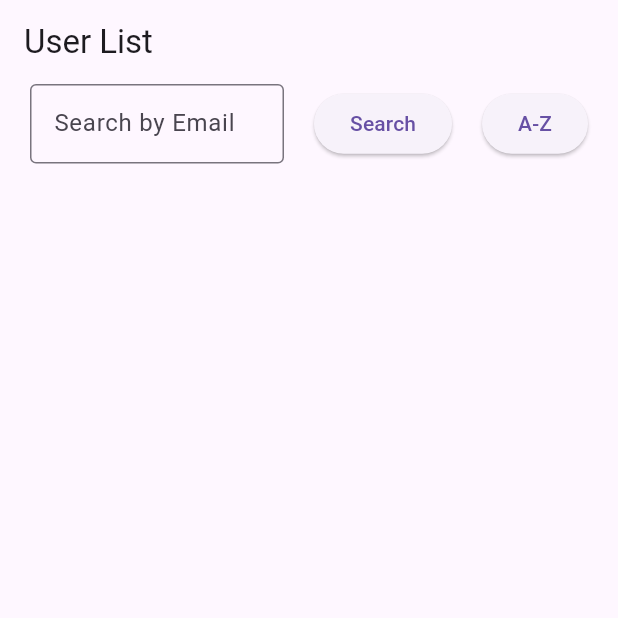
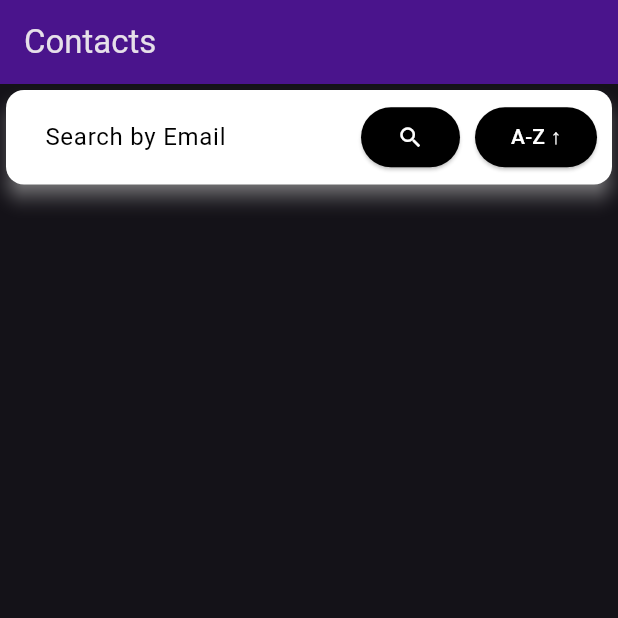
Before and after one commit to connorwang0901/random_user, a Flutter app: the screen it shows after launch, on a phone screen of 412 x 824 dp, the top half of it. Run offline on Flutter 3.47's test engine with Material 3 defaults, Android fonts, the light colour scheme and no system bars; network calls fail.

Commit message:
after interview update

```diff
--- a/lib/main.dart
+++ b/lib/main.dart
@@ -4,30 +4,30 @@ import 'package:random_user/view/search_bar.dart';
 import 'package:random_user/view/user_profile_screen.dart';
 import 'controller/user_controller.dart';
 
-
 void main() {
-  runApp(MyApp());
+  runApp(UpduoApp());
 }
 
-class MyApp extends StatelessWidget {
+class UpduoApp extends StatelessWidget {
   @override
   Widget build(BuildContext context) {
     return MaterialApp(
-      title: 'User List',
-      theme: ThemeData(
-        primarySwatch: Colors.blue,
-      ),
-      home: UserListScreen(),
+      title: 'Contacts',
+      theme: ThemeData.dark(),
+      debugShowCheckedModeBanner: false,
+      home: const _MainScreen(),
     );
   }
 }
 
-class UserListScreen extends StatefulWidget {
+class _MainScreen extends StatefulWidget {
+  const _MainScreen({super.key});
+
   @override
-  _UserListScreenState createState() => _UserListScreenState();
+  _MainScreenState createState() => _MainScreenState();
 }
 
-class _UserListScreenState extends State<UserListScreen> {
+class _MainScreenState extends State<_MainScreen> {
   final UserController _userController = UserController();
 
   @override
@@ -43,20 +43,20 @@ class _UserListScreenState extends State<UserListScreen> {
   Widget build(BuildContext context) {
     return Scaffold(
         appBar: AppBar(
-          title: const Text('User List'),
+          title: const Text('Contacts'),
+          backgroundColor: Colors.purple[900],
         ),
         body: Column(children: <Widget>[
-          SizedBox(width: 30),
+          const SizedBox(width: 10),
           MySearchBar(
             controller: _userController.emailController,
             onSearch: _userController.searchByEmail,
-            isIncrease:_userController.isIncrease,
+            isIncrease: _userController.isIncrease,
             onSort: _userController.sortUsersByName,
           ),
           Expanded(
-            child: RefreshIndicator(
+            child: UserListView(
                 onRefresh: _userController.refreshUsers,
-              child: UserListView(
                 users: _userController.userList,
                 scrollController: _userController.scrollController,
                 isLoadingMore: _userController.isLoadingMore,
@@ -69,7 +69,6 @@ class _UserListScreenState extends State<UserListScreen> {
                   );
                 }),
           ),
-          ),
         ]));
   }
 }
--- a/lib/model/user.dart
+++ b/lib/model/user.dart
@@ -5,11 +5,10 @@ class User {
 
   User({required this.name, required this.email, required this.avatarUrl});
 
-  factory User.fromJson(Map<String, dynamic> json) {
-    return User(
-      name: json['name']['first'] + " " + json['name']['last'],
-      email: json['email'],
-      avatarUrl: json['picture']['thumbnail'],
-    );
-  }
+  User.fromJson(Map<String, dynamic> json)
+      :name = json['name']['first'] + " " + json['name']['last'],
+      email = json['email'],
+      avatarUrl = json['picture']['thumbnail'];
+
+  get id => name;
 }
--- a/lib/view/search_bar.dart
+++ b/lib/view/search_bar.dart
@@ -16,33 +16,50 @@ class MySearchBar extends StatelessWidget {
 
   @override
   Widget build(BuildContext context) {
-    return Row(
+    return Card(
+      elevation: 5,
+      shadowColor: Colors.white,
+      color: Colors.white,
+      child: Padding(
+        padding: const EdgeInsets.only(top: 5, bottom: 5),
+        child: Row(
           children: [
-        const SizedBox(width: 20),
+            const SizedBox(width: 10),
             Expanded(
               child: TextField(
                 controller: controller,
+                cursorColor: Colors.black,
                 decoration: const InputDecoration(
                   labelText: 'Search by Email',
-              border: OutlineInputBorder(
-                borderSide: BorderSide(color: Colors.blue),
+                  labelStyle: TextStyle(color: Colors.black),
+                  enabledBorder: OutlineInputBorder(
+                    borderSide: BorderSide(color: Colors.black, style: BorderStyle.none),
+                  ),
+                  focusedBorder: OutlineInputBorder(
+                    borderSide: BorderSide(color: Colors.black),
+                  ),
+                  filled: true,
+                  fillColor: Colors.white60,
+                ),
+                style: const TextStyle(fontSize: 14, color: Colors.black),
               ),
             ),
-            style: const TextStyle(fontSize: 14),
+            const SizedBox(width: 10),
+            ElevatedButton(
+              onPressed: onSearch,
+              style: const ButtonStyle(backgroundColor: MaterialStatePropertyAll(Colors.black)),
+              child: const Icon(Icons.search, color: Colors.white,),
+            ),
+            const SizedBox(width: 10),
+            ElevatedButton(
+                onPressed: onSort,
+                style: const ButtonStyle(backgroundColor: MaterialStatePropertyAll(Colors.black)),
+                child: Text(isIncrease ? 'A-Z ↑' : 'Z-A ↓',
+                    style: const TextStyle(color: Colors.white))),
+            const SizedBox(width: 10),
+          ],
         ),
       ),
-        const SizedBox(width: 20),
-        ElevatedButton(
-          onPressed: onSearch,
-          child: const Text('Search'),
-        ),
-        const SizedBox(width: 20),
-        ElevatedButton(
-          onPressed: onSort,
-            child: Text(isIncrease ? 'A-Z': 'Z-A')
-        ),
-        const SizedBox(width: 20),
-      ],
     );
   }
 }
--- a/lib/view/user_list_view.dart
+++ b/lib/view/user_list_view.dart
@@ -6,6 +6,7 @@ class UserListView extends StatelessWidget {
   final ScrollController scrollController;
   final bool isLoadingMore;
   final Function(User) onUserTap;
+  final Future<void> Function() onRefresh;
 
   const UserListView({
     Key? key,
@@ -13,27 +14,35 @@ class UserListView extends StatelessWidget {
     required this.scrollController,
     required this.isLoadingMore,
     required this.onUserTap,
+    required this.onRefresh,
   }) : super(key: key);
 
   @override
   Widget build(BuildContext context) {
-    return ListView.builder(
+    return RefreshIndicator(
+        onRefresh: onRefresh,
+        child: ListView.builder(
           controller: scrollController,
           itemCount: users.length + (isLoadingMore ? 1 : 0),
           itemBuilder: (context, index) {
             if (index >= users.length) {
-          return isLoadingMore ? const Center(child: CircularProgressIndicator()) : Container();
+              return isLoadingMore
+                  ? const Center(child: CircularProgressIndicator())
+                  : Container();
             }
             User user = users[index];
             return ListTile(
-          leading: CircleAvatar(
+              leading: Hero(
+                tag: 'user-${user.id}',
+                child: CircleAvatar(
                   backgroundImage: NetworkImage(user.avatarUrl),
+                ),
               ),
               title: Text(user.name),
               subtitle: Text(user.email),
               onTap: () => onUserTap(user),
             );
           },
-    );
+        ));
   }
 }
```
Also changed, not shown: lib/controller/user_controller.dart (+18 -9 lines), lib/model/user_service.dart (+9 -4 lines), lib/view/user_profile_screen.dart (+6 -3 lines), 1 other file. Lines whose indentation alone changed are shown as unchanged.
